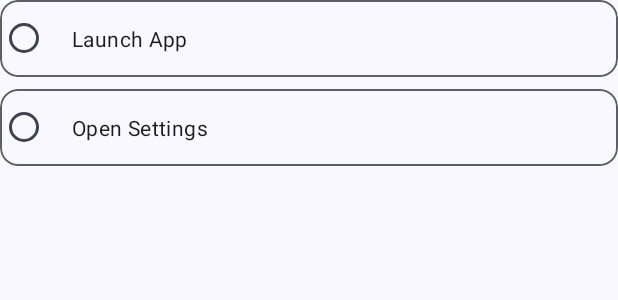
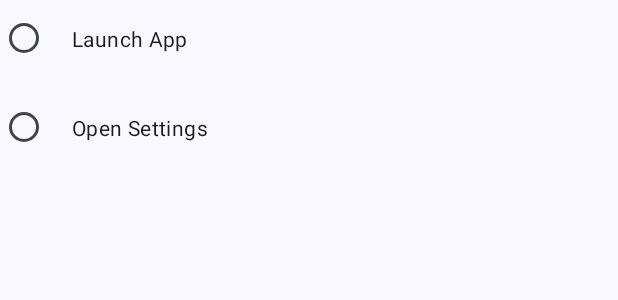
Before and after one commit to iMasterProX/UltraNavbar, an Android app: the layout dialog_step2_action_type.xml on its own in the app's theme, with its tools: preview values and no code run, on a phone screen of 412 x 824 dp. Shown: the top 300 px of the screen. Run offline under Robolectric (Android 15) with nearby library versions, the phone set to English and light mode, and no system bars.

Commit message:
Fix shortcut dialog bugs and add next session instructions
- AddShortcutDialog: Add capturedModifiers to preserve modifier keys
  after KEY_UP. Previously modifiers were lost when keys released,
  causing shortcuts to save without Ctrl/Shift/Alt.
- dialog_step2_action_type: Remove MaterialCardView wrappers around
  RadioButtons. RadioGroup only manages direct children, so Step 2
  selection was completely non-functional.
- Add next_work.md with detailed bug fix instructions for 4 known
  bugs + 4 additional issues found during code review.

```diff
--- a/app/src/main/res/layout/dialog_step2_action_type.xml
+++ b/app/src/main/res/layout/dialog_step2_action_type.xml
@@ -1,41 +1,26 @@
 <?xml version="1.0" encoding="utf-8"?>
 <RadioGroup xmlns:android="http://schemas.android.com/apk/res/android"
-    xmlns:app="http://schemas.android.com/apk/res-auto"
     android:id="@+id/radioGroup"
     android:layout_width="match_parent"
     android:layout_height="wrap_content"
     android:orientation="vertical">
 
-    <com.google.android.material.card.MaterialCardView
+    <RadioButton
+        android:id="@+id/radioApp"
         android:layout_width="match_parent"
         android:layout_height="wrap_content"
+        android:text="@string/action_launch_app"
+        android:padding="16dp"
         android:layout_marginBottom="8dp"
-        app:cardElevation="0dp"
-        app:strokeWidth="1dp"
-        app:strokeColor="?attr/colorOutline">
+        android:background="?attr/selectableItemBackground" />
 
-        <RadioButton
-            android:id="@+id/radioApp"
-            android:layout_width="match_parent"
-            android:layout_height="wrap_content"
-            android:text="@string/action_launch_app"
-            android:padding="16dp" />
-    </com.google.android.material.card.MaterialCardView>
-
-    <com.google.android.material.card.MaterialCardView
+    <RadioButton
+        android:id="@+id/radioSettings"
         android:layout_width="match_parent"
         android:layout_height="wrap_content"
+        android:text="@string/action_open_settings"
+        android:padding="16dp"
         android:layout_marginBottom="8dp"
-        app:cardElevation="0dp"
-        app:strokeWidth="1dp"
-        app:strokeColor="?attr/colorOutline">
-
-        <RadioButton
-            android:id="@+id/radioSettings"
-            android:layout_width="match_parent"
-            android:layout_height="wrap_content"
-            android:text="@string/action_open_settings"
-            android:padding="16dp" />
-    </com.google.android.material.card.MaterialCardView>
+        android:background="?attr/selectableItemBackground" />
 
 </RadioGroup>
```
Also changed, not shown: app/src/main/java/com/minsoo/ultranavbar/ui/AddShortcutDialog.kt (+17 -10 lines), 1 other file.
